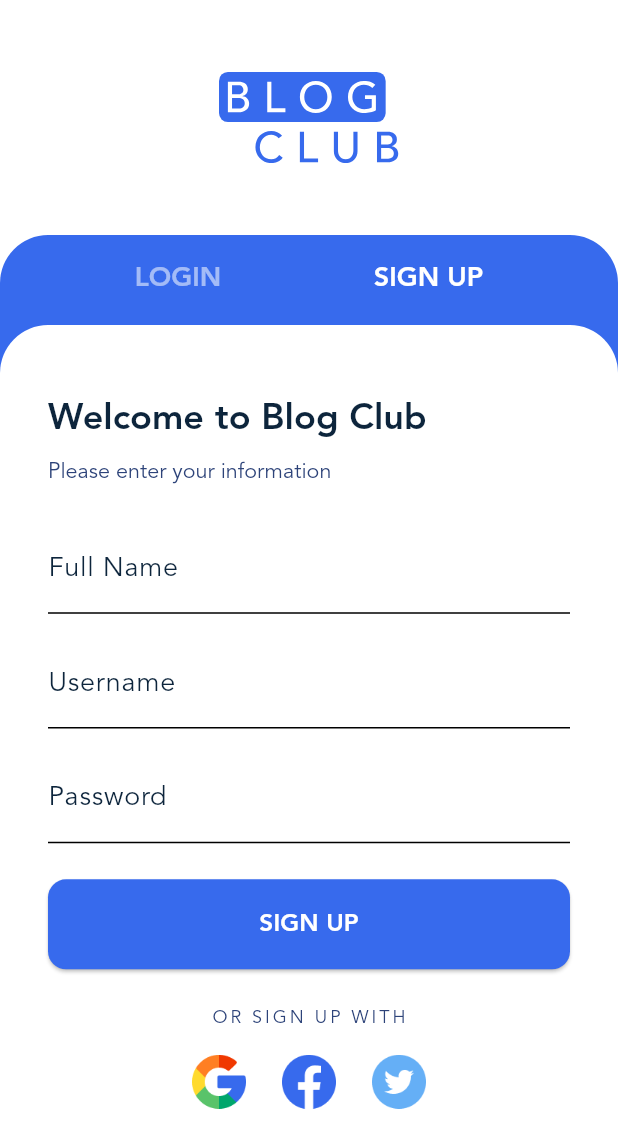
After one commit to AmirhosseinHY/blog-club-app, a Flutter app: the AuthScreen screen opened directly, after a tap on "SIGN UP", on a phone screen of 412 x 824 dp. The commit adds this screen. Shown: the top 1148 px of the screen. Run offline on Flutter 3.47's test engine with Material 3 defaults, Android fonts, the light colour scheme and no system bars; our stand-ins replace carousel_slider, dotted_border, flutter_svg, smooth_page_indicator, vector_graphics.

Commit message:
ninth session

```diff
--- /dev/null
+++ b/lib/auth.dart
@@ -0,0 +1,361 @@
+import 'package:blogclub/gen/assets.gen.dart';
+import 'package:blogclub/gen/fonts.gen.dart';
+import 'package:flutter/material.dart';
+
+class AuthScreen extends StatefulWidget {
+  const AuthScreen({super.key});
+
+  @override
+  State<AuthScreen> createState() => _AuthScreenState();
+}
+
+class _AuthScreenState extends State<AuthScreen> {
+  static const int loginTab = 0;
+  static const int signupTab = 1;
+  int selectedTab = loginTab;
+
+  @override
+  Widget build(BuildContext context) {
+    ThemeData themeData = Theme.of(context);
+    final tabTextStyle = TextStyle(
+      color: themeData.colorScheme.onPrimary,
+      fontFamily: FontFamily.avenir,
+      fontWeight: FontWeight.w700,
+      fontSize: 18,
+    );
+    final labelTextStyle = TextStyle(
+      color: themeData.colorScheme.onSurface,
+      fontFamily: FontFamily.avenir,
+      fontWeight: FontWeight.w200,
+      fontSize: 18,
+    );
+    final textFieldStyle = TextStyle(
+      color: themeData.colorScheme.onSurface,
+      fontFamily: FontFamily.avenir,
+      fontWeight: FontWeight.w700,
+      fontSize: 18,
+    );
+    return Scaffold(
+      body: Column(
+        children: [
+          SafeArea(
+            child: Padding(
+              padding: EdgeInsets.only(top: 48, bottom: 48),
+              child: Assets.img.icons.logo.svg(width: 120),
+            ),
+          ),
+          Expanded(
+            child: Container(
+              decoration: BoxDecoration(
+                color: themeData.colorScheme.primary,
+                borderRadius: BorderRadius.only(
+                  topLeft: Radius.circular(32),
+                  topRight: Radius.circular(32),
+                ),
+              ),
+              child: Column(
+                children: [
+                  SizedBox(
+                    height: 60,
+                    child: Row(
+                      mainAxisAlignment: MainAxisAlignment.spaceEvenly,
+                      children: [
+                        TextButton(
+                          onPressed: () {
+                            setState(() {
+                              selectedTab = loginTab;
+                            });
+                          },
+                          child: Text(
+                            'LOGIN',
+                            style: tabTextStyle.apply(
+                              color: selectedTab == loginTab
+                                  ? Colors.white
+                                  : Colors.white54,
+                            ),
+                          ),
+                        ),
+                        TextButton(
+                          onPressed: () {
+                            setState(() {
+                              selectedTab = signupTab;
+                            });
+                          },
+                          child: Text(
+                            'SIGN UP',
+                            style: tabTextStyle.apply(
+                              color: selectedTab == signupTab
+                                  ? Colors.white
+                                  : Colors.white54,
+                            ),
+                          ),
+                        ),
+                      ],
+                    ),
+                  ),
+                  Expanded(
+                    child: Container(
+                      decoration: BoxDecoration(
+                        color: themeData.colorScheme.surface,
+                        borderRadius: BorderRadius.only(
+                          topLeft: Radius.circular(32),
+                          topRight: Radius.circular(32),
+                        ),
+                      ),
+                      child: SingleChildScrollView(
+                        child: Padding(
+                          padding: EdgeInsets.fromLTRB(32, 48, 32, 32),
+                          child: selectedTab == loginTab
+                              ? _Login(
+                                  themeData: themeData,
+                                  textFieldStyle: textFieldStyle,
+                                  labelTextStyle: labelTextStyle,
+                                  tabTextStyle: tabTextStyle,
+                                )
+                              : _SignUp(
+                                  themeData: themeData,
+                                  textFieldStyle: textFieldStyle,
+                                  labelTextStyle: labelTextStyle,
+                                  tabTextStyle: tabTextStyle,
+                                ),
+                        ),
+                      ),
+                    ),
+                  ),
+                ],
+              ),
+            ),
+          ),
+        ],
+      ),
+    );
+  }
+}
+
+class _Login extends StatelessWidget {
+  const _Login({
+    //super.key,
+    required this.themeData,
+    required this.textFieldStyle,
+    required this.labelTextStyle,
+    required this.tabTextStyle,
+  });
+
+  final ThemeData themeData;
+  final TextStyle textFieldStyle;
+  final TextStyle labelTextStyle;
+  final TextStyle tabTextStyle;
+
+  @override
+  Widget build(BuildContext context) {
+    return Column(
+      crossAxisAlignment: CrossAxisAlignment.start,
+      children: [
+        Text('Welcome Back', style: themeData.textTheme.titleLarge),
+        SizedBox(height: 12),
+        Text(
+          'Sign in with your account',
+          style: themeData.textTheme.displaySmall!.apply(fontSizeFactor: 0.9),
+        ),
+        SizedBox(height: 24),
+        TextField(
+          style: textFieldStyle,
+          enableSuggestions: false,
+          decoration: InputDecoration(
+            labelText: 'Username',
+            labelStyle: labelTextStyle,
+          ),
+        ),
+        SizedBox(height: 16),
+        PasswordTextField(
+          textFieldStyle: textFieldStyle,
+          labelTextStyle: labelTextStyle,
+          themeData: themeData,
+        ),
+        SizedBox(height: 24),
+        ElevatedButton(
+          onPressed: () {},
+          style: ButtonStyle(
+            backgroundColor: WidgetStateProperty.all(
+              themeData.colorScheme.primary,
+            ),
+            foregroundColor: WidgetStateProperty.all(
+              themeData.colorScheme.onPrimary,
+            ),
+            minimumSize: WidgetStateProperty.all(
+              Size(MediaQuery.of(context).size.width, 60),
+            ),
+            shape: WidgetStateProperty.all(
+              RoundedRectangleBorder(borderRadius: BorderRadius.circular(12)),
+            ),
+          ),
+          child: Text('LOGIN', style: tabTextStyle.apply(fontSizeFactor: 0.9)),
+        ),
+        Row(
+          mainAxisAlignment: MainAxisAlignment.center,
+          children: [
+            Text('Forgot your password?'),
+            SizedBox(width: 8),
+            TextButton(onPressed: () {}, child: Text('Reset here')),
+          ],
+        ),
+        SizedBox(height: 24),
+        Center(
+          child: Text('OR SIGN IN WITH', style: TextStyle(letterSpacing: 2)),
+        ),
+        SizedBox(height: 16),
+        Row(
+          mainAxisAlignment: MainAxisAlignment.center,
+          children: [
+            Assets.img.icons.google.image(width: 36, height: 36),
+            SizedBox(width: 24),
+            Assets.img.icons.facebook.image(width: 36, height: 36),
+            SizedBox(width: 24),
+            Assets.img.icons.twitter.image(width: 36, height: 36),
+          ],
+        ),
+      ],
+    );
+  }
+}
+
+class _SignUp extends StatelessWidget {
+  const _SignUp({
+    //super.key,
+    required this.themeData,
+    required this.textFieldStyle,
+    required this.labelTextStyle,
+    required this.tabTextStyle,
+  });
+
+  final ThemeData themeData;
+  final TextStyle textFieldStyle;
+  final TextStyle labelTextStyle;
+  final TextStyle tabTextStyle;
+
+  @override
+  Widget build(BuildContext context) {
+    return Column(
+      crossAxisAlignment: CrossAxisAlignment.start,
+      children: [
+        Text('Welcome to Blog Club', style: themeData.textTheme.titleLarge),
+        SizedBox(height: 12),
+        Text(
+          'Please enter your information',
+          style: themeData.textTheme.displaySmall!.apply(fontSizeFactor: 0.9),
+        ),
+        SizedBox(height: 24),
+        TextField(
+          style: textFieldStyle,
+          enableSuggestions: false,
+          decoration: InputDecoration(
+            labelText: 'Full Name',
+            labelStyle: labelTextStyle,
+          ),
+        ),
+        SizedBox(height: 16),
+        TextField(
+          style: textFieldStyle,
+          enableSuggestions: false,
+          decoration: InputDecoration(
+            labelText: 'Username',
+            labelStyle: labelTextStyle,
+          ),
+        ),
+        SizedBox(height: 16),
+        PasswordTextField(
+          textFieldStyle: textFieldStyle,
+          labelTextStyle: labelTextStyle,
+          themeData: themeData,
+        ),
+        SizedBox(height: 24),
+        ElevatedButton(
+          onPressed: () {},
+          style: ButtonStyle(
+            backgroundColor: WidgetStateProperty.all(
+              themeData.colorScheme.primary,
+            ),
+            foregroundColor: WidgetStateProperty.all(
+              themeData.colorScheme.onPrimary,
+            ),
+            minimumSize: WidgetStateProperty.all(
+              Size(MediaQuery.of(context).size.width, 60),
+            ),
+            shape: WidgetStateProperty.all(
+              RoundedRectangleBorder(borderRadius: BorderRadius.circular(12)),
+            ),
+          ),
+          child: Text(
+            'SIGN UP',
+            style: tabTextStyle.apply(fontSizeFactor: 0.9),
+          ),
+        ),
+        SizedBox(height: 24),
+        Center(
+          child: Text('OR SIGN UP WITH', style: TextStyle(letterSpacing: 2)),
+        ),
+        SizedBox(height: 16),
+        Row(
+          mainAxisAlignment: MainAxisAlignment.center,
+          children: [
+            Assets.img.icons.google.image(width: 36, height: 36),
+            SizedBox(width: 24),
+            Assets.img.icons.facebook.image(width: 36, height: 36),
+            SizedBox(width: 24),
+            Assets.img.icons.twitter.image(width: 36, height: 36),
+          ],
+        ),
+      ],
+    );
+  }
+}
+
+class PasswordTextField extends StatefulWidget {
+  const PasswordTextField({
+    super.key,
+    required this.textFieldStyle,
+    required this.labelTextStyle,
+    required this.themeData,
+  });
+
+  final TextStyle textFieldStyle;
+  final TextStyle labelTextStyle;
+  final ThemeData themeData;
+
+  @override
+  State<PasswordTextField> createState() => _PasswordTextFieldState();
+}
+
+class _PasswordTextFieldState extends State<PasswordTextField> {
+  bool obscureText = true;
+
+  @override
+  Widget build(BuildContext context) {
+    return TextField(
+      style: widget.textFieldStyle,
+      obscureText: obscureText,
+      enableSuggestions: false,
+      autocorrect: false,
+      decoration: InputDecoration(
+        suffix: InkWell(
+          onTap: () {
+            setState(() {
+              obscureText = !obscureText;
+            });
+          },
+          child: Text(
+            obscureText ? 'Show' : 'Hide',
+            style: TextStyle(
+              color: widget.themeData.colorScheme.primary,
+              fontFamily: FontFamily.avenir,
+              fontWeight: FontWeight.w200,
+              fontSize: 14,
+            ),
+          ),
+        ),
+        labelText: 'Password',
+        labelStyle: widget.labelTextStyle,
+      ),
+    );
+  }
+}
--- a/lib/gen/assets.gen.dart
+++ b/lib/gen/assets.gen.dart
@@ -52,6 +52,14 @@ class $AssetsImgIconsGen {
   AssetGenImage get articles =>
       const AssetGenImage('assets/img/icons/Articles.png');
 
+  /// File path: assets/img/icons/Facebook.png
+  AssetGenImage get facebook =>
+      const AssetGenImage('assets/img/icons/Facebook.png');
+
+  /// File path: assets/img/icons/Google.png
+  AssetGenImage get google =>
+      const AssetGenImage('assets/img/icons/Google.png');
+
   /// File path: assets/img/icons/Home.png
   AssetGenImage get home => const AssetGenImage('assets/img/icons/Home.png');
 
@@ -64,6 +72,10 @@ class $AssetsImgIconsGen {
   /// File path: assets/img/icons/Search.png
   AssetGenImage get search =>
       const AssetGenImage('assets/img/icons/Search.png');
+
+  /// File path: assets/img/icons/Twitter.png
+  AssetGenImage get twitter =>
+      const AssetGenImage('assets/img/icons/Twitter.png');
 
   /// File path: assets/img/icons/category_1.png
   AssetGenImage get category1 =>
@@ -91,10 +103,13 @@ class $AssetsImgIconsGen {
   /// List of all assets
   List<dynamic> get values => [
     articles,
+    facebook,
+    google,
     home,
     logo,
     menu,
     search,
+    twitter,
     category1,
     category2,
     category3,
--- a/lib/onboarding.dart
+++ b/lib/onboarding.dart
@@ -1,6 +1,6 @@
+import 'package:blogclub/auth.dart';
 import 'package:blogclub/data.dart';
 import 'package:blogclub/gen/assets.gen.dart';
-import 'package:blogclub/home.dart';
 import 'package:flutter/cupertino.dart';
 import 'package:flutter/material.dart';
 import 'package:smooth_page_indicator/smooth_page_indicator.dart';
@@ -110,7 +110,7 @@ class _OnBoardingScreenState extends State<OnBoardingScreen> {
                               if (page == items.length - 1) {
                                 Navigator.of(context).pushReplacement(
                                   MaterialPageRoute(
-                                    builder: (context) => HomeScreen(),
+                                    builder: (context) => AuthScreen(),
                                   ),
                                 );
                               } else {
```
Also changed, not shown: assets/img/icons/Facebook.png (added), assets/img/icons/Google.png (added), assets/img/icons/Twitter.png (added).
